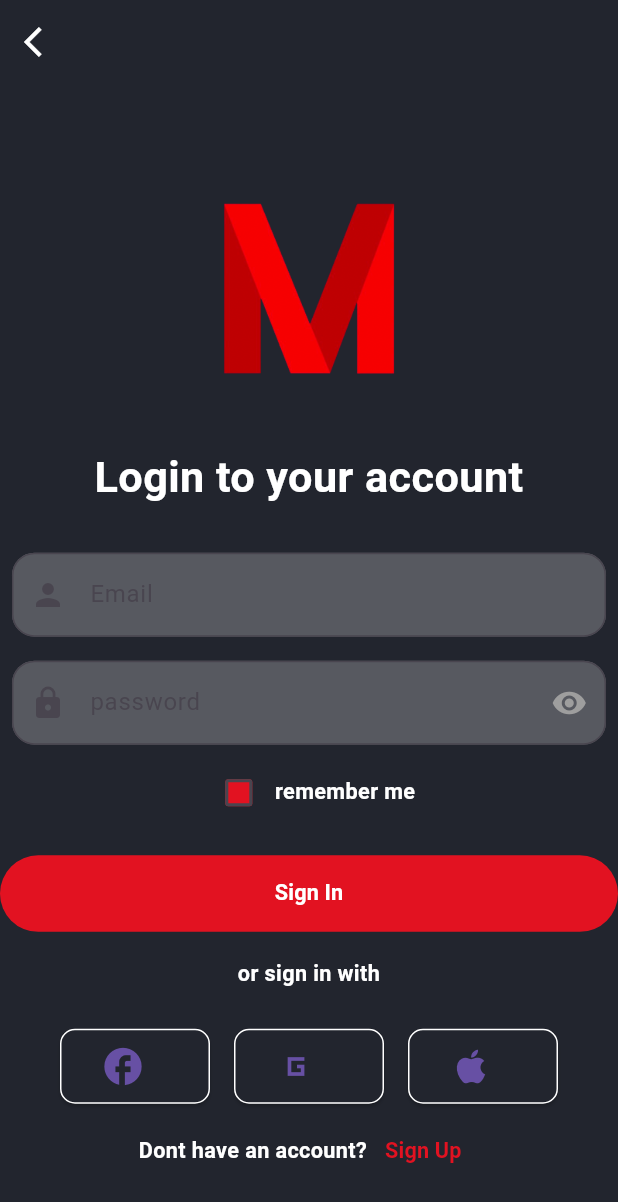
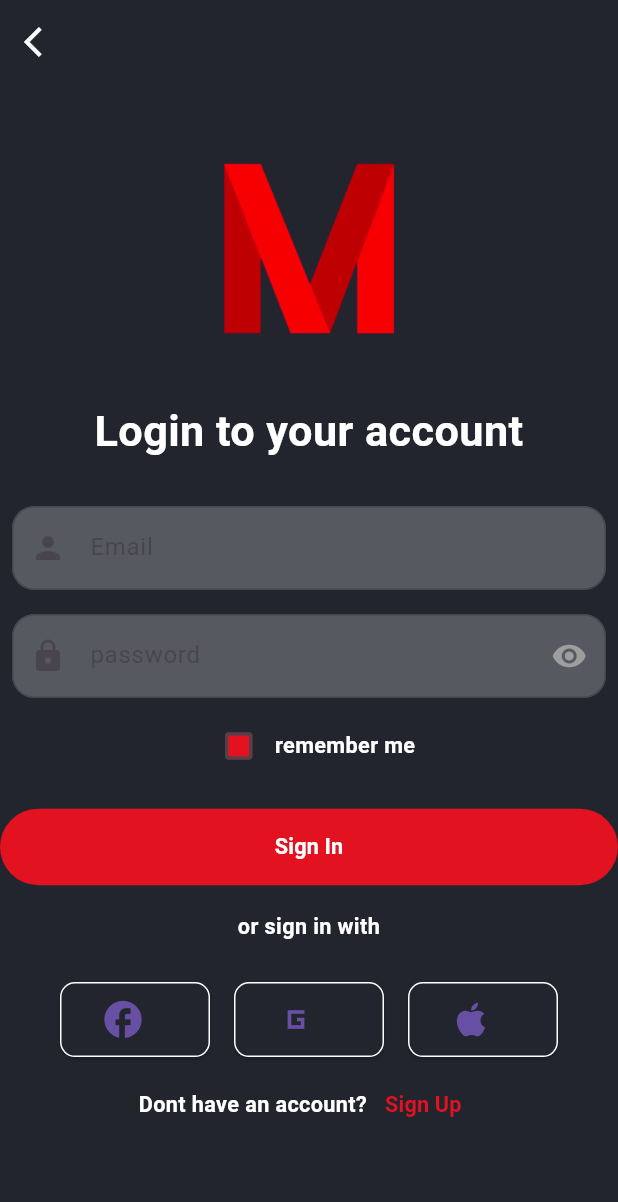
Before and after one commit to halitomer/movie_app, a Flutter app: the screen it shows after launch, after a tap on "Get Started", on a phone screen of 412 x 824 dp. Shown: the top 1202 px of the screen. Run offline on Flutter 3.47's test engine with Material 3 defaults, Android fonts, the light colour scheme and no system bars; drawn by our look-alikes of reactive_forms; our stand-ins replace cached_network_image, cloud_firestore, firebase_auth, firebase_core, flutter_screenutil, google_sign_in and 2 more; accounts and stored records are empty; network calls fail.

Commit message:
change the sizedbox h and w

```diff
--- a/lib/home.dart
+++ b/lib/home.dart
@@ -1,4 +1,5 @@
 import 'package:flutter/material.dart';
+import 'package:flutter_screenutil/flutter_screenutil.dart';
 import 'package:smooth_page_indicator/smooth_page_indicator.dart';
 import 'package:untitled4/Components/colors.dart';
 import 'package:untitled4/Components/text_style.dart';
@@ -61,8 +62,8 @@ class _MyHomePageState extends State<MyHomePage> {
                           dotColor: AppColors.white),
                     ),
                   ),
-                  const SizedBox(
-                    height: 10,
+                   SizedBox(
+                    height: 10.h,
                   ),
                   ElevatedButton(
                     onPressed: () {
@@ -89,8 +90,8 @@ class _MyHomePageState extends State<MyHomePage> {
                       ),
                     ),
                   ),
-                  const SizedBox(
-                    height: 10,
+                   SizedBox(
+                    height: 10.h,
                   ),
                 ],
               ),
--- a/lib/home/Sign Up.dart
+++ b/lib/home/Sign Up.dart
@@ -80,8 +80,8 @@ class _SignUpState extends State<SignUp> {
                     height: 130,
                   ),
                 ),
-                const SizedBox(
-                  height: 40,
+                 SizedBox(
+                  height: 40.h,
                 ),
                 Text(
                   'Create your account',
--- a/lib/home/pages/new_releases.dart
+++ b/lib/home/pages/new_releases.dart
@@ -1,6 +1,7 @@
 import 'package:cached_network_image/cached_network_image.dart';
 import 'package:cloud_firestore/cloud_firestore.dart';
 import 'package:flutter/material.dart';
+import 'package:flutter_screenutil/flutter_screenutil.dart';
 import 'package:untitled4/Components/text_style.dart';
 
 import '../../Components/colors.dart';
@@ -72,8 +73,8 @@ class _NewReleasesState extends State<NewReleases> {
                       Padding(
                         padding: const EdgeInsets.all(8.0),
                         child: Container(
-                          width: 40,
-                          height: 20,
+                          width: 40.w,
+                          height: 20.h,
                           decoration: BoxDecoration(
                             color: AppColors.red,
                             borderRadius: BorderRadius.circular(10),
--- a/lib/home/pages/top_movies.dart
+++ b/lib/home/pages/top_movies.dart
@@ -1,6 +1,7 @@
 import 'package:cached_network_image/cached_network_image.dart';
 import 'package:cloud_firestore/cloud_firestore.dart';
 import 'package:flutter/material.dart';
+import 'package:flutter_screenutil/flutter_screenutil.dart';
 import 'package:untitled4/Components/text_style.dart';
 
 import '../../Components/colors.dart';
@@ -72,8 +73,8 @@ class _TopMoviesState extends State<TopMovies> {
                       Padding(
                         padding: const EdgeInsets.all(8.0),
                         child: Container(
-                          width: 40,
-                          height: 20,
+                          width: 40.w,
+                          height: 20.h,
                           decoration: BoxDecoration(
                             color: AppColors.red,
                             borderRadius: BorderRadius.circular(10),
--- a/lib/log_in.dart
+++ b/lib/log_in.dart
@@ -70,7 +70,7 @@ class _LogInState extends State<LogIn> {
               crossAxisAlignment: CrossAxisAlignment.stretch,
               children: [
                 SizedBox(
-                  height: 80.h,
+                  height: 50.h,
                 ),
                 Center(
                   child: Image.asset(
@@ -79,8 +79,8 @@ class _LogInState extends State<LogIn> {
                     height: 130,
                   ),
                 ),
-                const SizedBox(
-                  height: 40,
+                 SizedBox(
+                  height: 40.h,
                 ),
                 Text(
                   'Login to your account',
--- a/lib/splash.dart
+++ b/lib/splash.dart
@@ -1,4 +1,5 @@
 import 'package:flutter/material.dart';
+import 'package:flutter_screenutil/flutter_screenutil.dart';
 import 'package:loading_animation_widget/loading_animation_widget.dart';
 import 'package:untitled4/Components/colors.dart';
 import 'home.dart';
@@ -30,22 +31,22 @@ class _SplashState extends State<Splash> {
         child: Column(
           mainAxisAlignment: MainAxisAlignment.center,
           children: [
-            const SizedBox(
-              width: 10,
-              height: 10,
+             SizedBox(
+              width: 10.w,
+              height: 10.h,
             ),
             Center(
               child: Container(
                 child: Image.asset(
                   'assets/images/newl.png',
-                  width: 200,
-                  height: 200,
+                  width: 200.w,
+                  height: 200.h,
                 ),
               ),
             ),
-            const SizedBox(
-              height: 250,
-              width: 250,
+             SizedBox(
+              height: 250.h,
+              width: 250.w,
             ),
             LoadingAnimationWidget.hexagonDots(
                 color: AppColors.white, size: 50),
```
Also changed, not shown: lib/home/home_page.dart (+5 -4 lines), lib/home/pages/components/movies_list.dart (+6 -5 lines).
